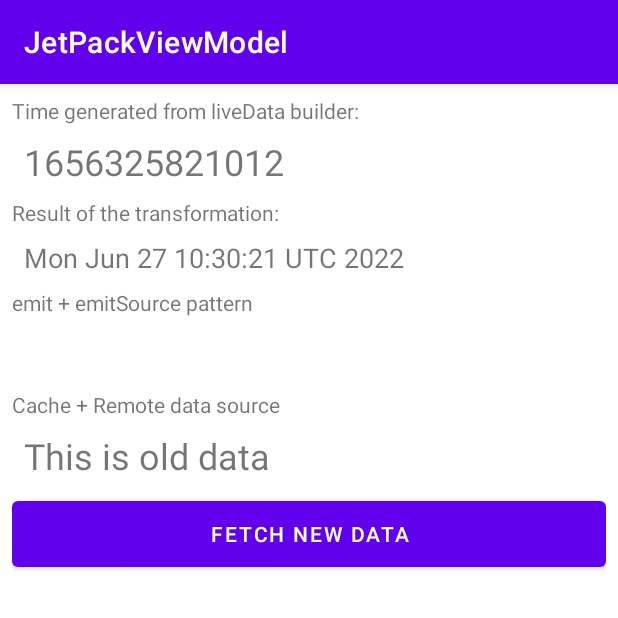
After one commit to AinialJing/JetpackDataBinding, an Android app: the DateAndWeatherActivity screen opened directly, with no data from a screen before it, on a phone screen of 412 x 824 dp, the top half of it. The commit adds this screen. Run offline under Robolectric (Android 15) with nearby library versions, the phone set to English and light mode, and no system bars; our stand-ins replace data binding.

Commit message:
1、增加viewModel和liveData实用demo;2、增加viewModel在Fragment间的数据共享

```diff
--- a/app/build.gradle
+++ b/app/build.gradle
@@ -39,7 +39,7 @@ android {
 }
 
 dependencies {
-
+    def nav_version = "2.4.2"
     implementation 'androidx.core:core-ktx:1.8.0'
     implementation 'androidx.appcompat:appcompat:1.4.2'
     implementation 'com.google.android.material:material:1.6.1'
@@ -47,4 +47,8 @@ dependencies {
     implementation 'androidx.lifecycle:lifecycle-extensions:2.2.0'
     implementation 'androidx.lifecycle:lifecycle-viewmodel-ktx:2.4.1'
     implementation 'androidx.lifecycle:lifecycle-livedata-ktx:2.4.1'
+    implementation "androidx.activity:activity-ktx:1.4.0"
+    // Kotlin
+    implementation("androidx.navigation:navigation-fragment-ktx:$nav_version")
+    implementation("androidx.navigation:navigation-ui-ktx:$nav_version")
 }
--- a/app/src/main/AndroidManifest.xml
+++ b/app/src/main/AndroidManifest.xml
@@ -35,6 +35,8 @@
         <activity android:name=".activity.ObservableBindingAdapterActivity" />
         <activity android:name=".activity.DoubleBindingCustomActivity" />
         <activity android:name=".activity.DoubleBindingNormalActivity" />
+        <activity android:name=".activity.DateAndWeatherActivity" />
+        <activity android:name=".activity.ShareDataBetweenFragmentsActivity" />
     </application>
 
 </manifest>
--- /dev/null
+++ b/app/src/main/java/com/anniljing/jetpackviewmodel/activity/DateAndWeatherActivity.kt
@@ -0,0 +1,27 @@
+package com.anniljing.jetpackviewmodel.activity
+
+import android.os.Bundle
+import androidx.activity.viewModels
+import androidx.appcompat.app.AppCompatActivity
+import androidx.databinding.DataBindingUtil
+import com.anniljing.jetpackviewmodel.R
+import com.anniljing.jetpackviewmodel.databinding.ActivityDateWeatherBinding
+import com.anniljing.jetpackviewmodel.model.DateWeatherVMFactory
+import com.anniljing.jetpackviewmodel.model.DateWeatherViewModel
+
+/**
+ * 使用viewModels需要添加 implementation "androidx.activity:activity-ktx:1.4.0"
+ */
+class DateAndWeatherActivity : AppCompatActivity() {
+    private val viewmodel: DateWeatherViewModel by viewModels {
+        DateWeatherVMFactory
+    }
+    private lateinit var binding: ActivityDateWeatherBinding
+
+    override fun onCreate(savedInstanceState: Bundle?) {
+        super.onCreate(savedInstanceState)
+        binding = DataBindingUtil.setContentView(this, R.layout.activity_date_weather)
+        binding.lifecycleOwner = this
+        binding.viewmodel = viewmodel
+    }
+}
--- /dev/null
+++ b/app/src/main/java/com/anniljing/jetpackviewmodel/model/DateWeatherDataSource.kt
@@ -0,0 +1,57 @@
+package com.anniljing.jetpackviewmodel.model
+
+import androidx.lifecycle.LiveData
+import androidx.lifecycle.MutableLiveData
+import androidx.lifecycle.liveData
+import kotlinx.coroutines.CoroutineDispatcher
+import kotlinx.coroutines.Dispatchers
+import kotlinx.coroutines.delay
+import kotlinx.coroutines.withContext
+
+class DateWeatherDataSource(
+    private val ioDispatcher: CoroutineDispatcher
+) : DataSource {
+    override fun getCurrentTime(): LiveData<Long> = liveData {
+        while (true) {
+            emit(System.currentTimeMillis())
+            delay(1000)
+        }
+    }
+
+    private val weatherConditions = listOf("Sunny", "Cloudy", "Rainy", "Stormy", "Snowy")
+    override fun fetchWeather(): LiveData<String> = liveData {
+        var counter = 0
+        while (true) {
+            counter++
+            delay(2000)
+            emit(weatherConditions[counter % weatherConditions.size])
+        }
+    }
+
+
+    private val _cachedData = MutableLiveData("This is old data")
+    override val cachedData: LiveData<String>
+        get() = _cachedData
+
+    override suspend fun fetchNewData() {
+        withContext(Dispatchers.Main) {
+            _cachedData.value = "Fetching new data..."
+            _cachedData.value = simulateNetworkDataFetch()
+        }
+    }
+
+    private var counter = 0
+    private suspend fun simulateNetworkDataFetch(): String = withContext(ioDispatcher) {
+        delay(3000)
+        counter++
+        "New data from request #$counter"
+    }
+
+}
+
+interface DataSource {
+    fun getCurrentTime(): LiveData<Long>
+    fun fetchWeather(): LiveData<String>
+    val cachedData: LiveData<String>
+    suspend fun fetchNewData()
+}
--- /dev/null
+++ b/app/src/main/java/com/anniljing/jetpackviewmodel/model/DateWeatherViewModel.kt
@@ -0,0 +1,42 @@
+package com.anniljing.jetpackviewmodel.model
+
+import androidx.lifecycle.*
+import kotlinx.coroutines.Dispatchers
+import kotlinx.coroutines.delay
+import kotlinx.coroutines.launch
+import java.util.*
+
+class DateWeatherViewModel(private val dataSource: DateWeatherDataSource) : ViewModel() {
+    val currentTime = dataSource.getCurrentTime()
+    val currentTimeTransformed = currentTime.switchMap {
+        liveData {
+            emit(timeStampToTime(it))
+        }
+    }
+
+    val currentWeather: LiveData<String> = liveData {
+        emitSource(dataSource.fetchWeather())
+    }
+    val cachedValue = dataSource.cachedData
+
+    fun onRefresh() {
+        // Launch a coroutine that reads from a remote data source and updates cache
+        viewModelScope.launch {
+            dataSource.fetchNewData()
+        }
+    }
+
+    private suspend fun timeStampToTime(timestamp: Long): String {
+        delay(500)
+        val date = Date(timestamp)
+        return date.toString()
+    }
+}
+
+object DateWeatherVMFactory : ViewModelProvider.Factory{
+    private val dataSource=DateWeatherDataSource(Dispatchers.IO)
+    override fun <T : ViewModel> create(modelClass: Class<T>): T {
+       return DateWeatherViewModel(dataSource) as T
+    }
+
+}
--- /dev/null
+++ b/app/src/main/java/com/anniljing/jetpackviewmodel/model/Item.kt
@@ -0,0 +1,3 @@
+package com.anniljing.jetpackviewmodel.model
+
+data class Item(val name:String)
--- /dev/null
+++ b/app/src/main/res/layout/activity_date_weather.xml
@@ -0,0 +1,110 @@
+<?xml version="1.0" encoding="utf-8"?>
+<layout xmlns:android="http://schemas.android.com/apk/res/android"
+    xmlns:tools="http://schemas.android.com/tools">
+
+    <data>
+      <variable
+          name="viewmodel"
+          type="com.anniljing.jetpackviewmodel.model.DateWeatherViewModel" />
+    </data>
+
+    <LinearLayout
+        android:layout_width="match_parent"
+        android:layout_height="match_parent"
+        android:orientation="vertical"
+        android:paddingEnd="8dp"
+        android:paddingStart="8dp"
+        android:paddingTop="8dp">
+
+        <TextView
+            android:layout_width="wrap_content"
+            android:layout_height="wrap_content"
+            android:text="@string/label1"
+            android:textSize="14sp" />
+
+        <TextView
+            android:id="@+id/time"
+            android:layout_width="match_parent"
+            android:layout_height="wrap_content"
+            android:padding="8dp"
+            android:paddingBottom="8dp"
+            android:paddingEnd="8dp"
+            android:paddingLeft="8dp"
+            android:paddingRight="8dp"
+            android:paddingStart="8dp"
+            android:paddingTop="8dp"
+            android:text="@{Long.toString(viewmodel.currentTime)}"
+            android:textSize="24sp"
+            tools:text="1561470022" />
+
+        <TextView
+            android:layout_width="wrap_content"
+            android:layout_height="wrap_content"
+            android:text="@string/label2"
+            android:textSize="14sp" />
+
+        <TextView
+            android:id="@+id/time_transformed"
+            android:layout_width="match_parent"
+            android:layout_height="wrap_content"
+            android:padding="8dp"
+            android:paddingBottom="8dp"
+            android:paddingEnd="8dp"
+            android:paddingLeft="8dp"
+            android:paddingRight="8dp"
+            android:paddingStart="8dp"
+            android:paddingTop="8dp"
+            android:text="@{viewmodel.currentTimeTransformed}"
+            android:textSize="18sp"
+            tools:text="TOKYO" />
+
+        <TextView
+            android:layout_width="wrap_content"
+            android:layout_height="wrap_content"
+            android:text="@string/label3"
+            android:textSize="14sp" />
+
+        <TextView
+            android:id="@+id/current_weather"
+            android:layout_width="match_parent"
+            android:layout_height="wrap_content"
+            android:padding="8dp"
+            android:paddingBottom="8dp"
+            android:paddingEnd="8dp"
+            android:paddingRight="8dp"
+            android:paddingLeft="8dp"
+            android:paddingStart="8dp"
+            android:paddingTop="8dp"
+            android:text="@{viewmodel.currentWeather}"
+            android:textSize="24sp"
+            tools:text="Tokyo" />
+
+        <TextView
+            android:layout_width="wrap_content"
+            android:layout_height="wrap_content"
+            android:text="@string/label4"
+            android:textSize="14sp" />
+
+        <TextView
+            android:id="@+id/cached_value"
+            android:layout_width="match_parent"
+            android:layout_height="wrap_content"
+            android:padding="8dp"
+            android:paddingBottom="8dp"
+            android:paddingEnd="8dp"
+            android:paddingLeft="8dp"
+            android:paddingRight="8dp"
+            android:paddingStart="8dp"
+            android:paddingTop="8dp"
+            android:text="@{viewmodel.cachedValue}"
+            android:textSize="24sp"
+            tools:text="This is old data" />
+
+        <Button
+            android:id="@+id/refresh_button"
+            android:layout_width="match_parent"
+            android:layout_height="56dp"
+            android:onClick="@{() -> viewmodel.onRefresh()}"
+            android:text="@string/refresh_label" />
+    </LinearLayout>
+</layout>
--- a/app/src/main/res/values/strings.xml
+++ b/app/src/main/res/values/strings.xml
@@ -1,4 +1,8 @@
 <resources>
     <string name="app_name">JetPackViewModel</string>
-    <string name="app_version">1.0.0</string>
+    <string name="label1">Time generated from liveData builder:</string>
+    <string name="label2">Result of the transformation:</string>
+    <string name="label3">emit + emitSource pattern</string>
+    <string name="label4">Cache + Remote data source</string>
+    <string name="refresh_label">Fetch new data</string>
 </resources>
```
Also changed, not shown: app/src/main/java/com/anniljing/jetpackviewmodel/activity/MainActivity.kt (+8 -0 lines), app/src/main/java/com/anniljing/jetpackviewmodel/activity/ShareDataBetweenFragmentsActivity.kt (added, +12 -0 lines), app/src/main/java/com/anniljing/jetpackviewmodel/fragment/ShareFragmentOne.kt (added, +38 -0 lines), app/src/main/java/com/anniljing/jetpackviewmodel/fragment/ShareFragmentTwo.kt (added, +35 -0 lines), app/src/main/java/com/anniljing/jetpackviewmodel/model/SharedViewModel.kt (added, +12 -0 lines), app/src/main/res/layout/activity_main.xml (+20 -16 lines), app/src/main/res/layout/activity_share_data_between_fragments.xml (added, +15 -0 lines), app/src/main/res/layout/fragment_share_date_one.xml (added, +20 -0 lines), app/src/main/res/layout/fragment_share_date_two.xml (added, +20 -0 lines), app/src/main/res/navigation/share_data_between_fragments_graph.xml (added, +19 -0 lines), app/src/main/res/layout/activity_observable_binding_methods.xml (line endings or trailing spaces).
